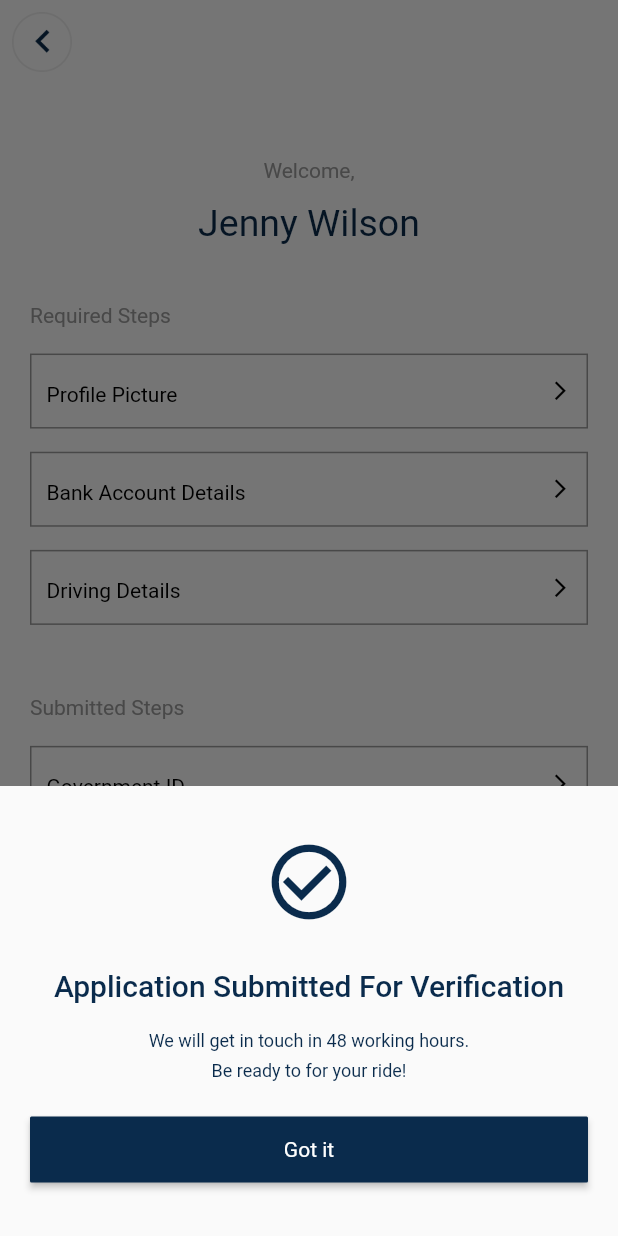
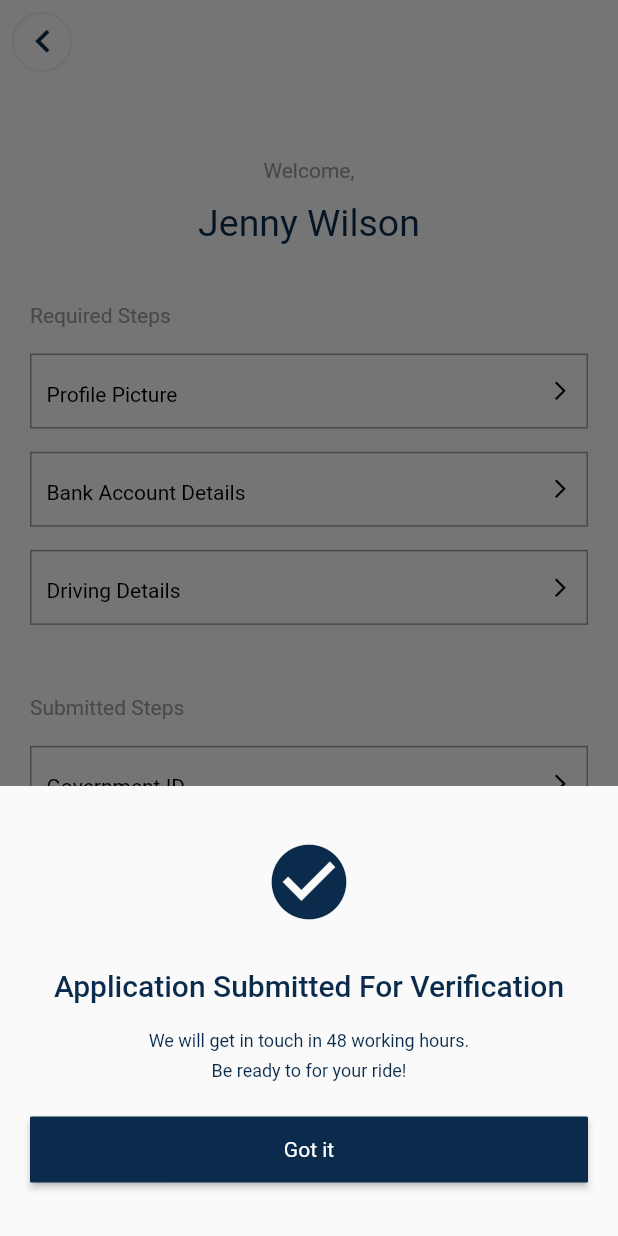
Before and after one commit to Rayarmohan/Jambo-Taxi-app, a Flutter app: the WelcomeScreen screen opened directly, after a tap on "Continue", on a phone screen of 412 x 824 dp. Run offline on Flutter 3.47's test engine with Material 3 defaults, Android fonts, the phone set to English and light mode, and no system bars; our stand-ins replace dotted_border, flutter_rating_bar, flutter_screenutil, flutter_svg, get; Roboto replaces fonts that are missing (SF Pro Display).

Commit message:
new commit

```diff
--- a/lib/features/wallet/wallet_screen.dart
+++ b/lib/features/wallet/wallet_screen.dart
@@ -5,6 +5,7 @@ import 'package:flutter_screenutil/flutter_screenutil.dart';
 import 'package:get/get.dart';
 import 'package:get/get_core/src/get_main.dart';
 import 'package:jambotaxi/features/bottom_navigation/bottom_navigation.dart';
+import 'package:jambotaxi/features/wallet/add_money_wallet_screen.dart';
 import 'package:jambotaxi/features/wallet/widgets/custom_addmoney.dart';
 import 'package:jambotaxi/utils/color/app_colors.dart';
 import 'package:jambotaxi/widgets/custom_app_bar.dart';
@@ -84,6 +85,8 @@ class WalletScreen extends StatelessWidget {
               width: 1.sw,
               onPressed: () {
                 print("clicked");
+
+                Get.to(AddMoneyToWallet());
               },
               text: "Add Money",
               color: AppColors.green,
--- a/lib/features/welcome/welcome_screen.dart
+++ b/lib/features/welcome/welcome_screen.dart
@@ -140,7 +140,7 @@ class WelcomeScreen extends StatelessWidget {
             mainAxisAlignment: MainAxisAlignment.center,
             children: <Widget>[
               Icon(
-                Icons.check_circle_outline,
+                Icons.check_circle,
                 size: 60, // Adjust the size as needed
                 color: AppColors.primeryColor, // Adjust the color as needed
               ),
```
